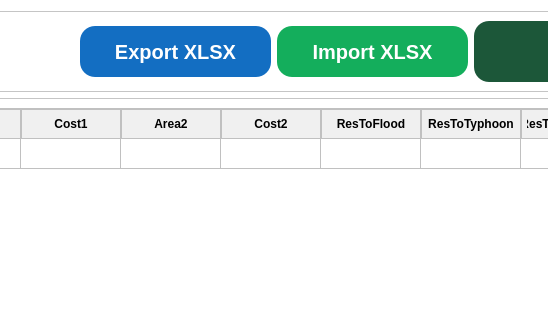
Old version of the form ProgramSrc/entityManagementShelter.ui in the repository Lucianono/ShelterAlloc_Thesis; both pictures show x 424 to 972 and y 0 to 320 of the 1200 by 724 pixel window.
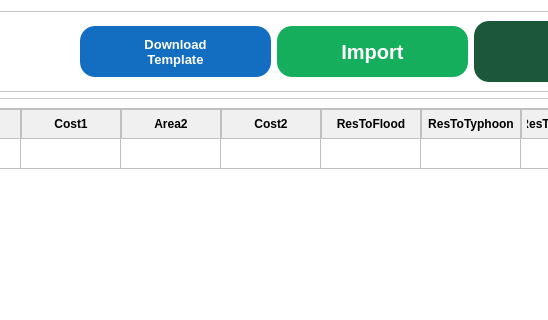
New version of the form. Icons and pictures are not drawn.

Commit message: Feat: added image for dl temp and import

The edit to the form file:
```diff
--- a/ProgramSrc/entityManagementShelter.ui
+++ b/ProgramSrc/entityManagementShelter.ui
@@ -100,7 +100,7 @@
         </property>
         <property name="font">
          <font>
-          <pointsize>15</pointsize>
+          <pointsize>10</pointsize>
           <weight>75</weight>
           <bold>true</bold>
          </font>
@@ -127,7 +127,18 @@
 </string>
         </property>
         <property name="text">
-         <string>Export XLSX</string>
+         <string>Download
+Template</string>
+        </property>
+        <property name="icon">
+         <iconset resource="resources.qrc">
+          <normaloff>:/ICONS/icons8-xls-export-96.png</normaloff>:/ICONS/icons8-xls-export-96.png</iconset>
+        </property>
+        <property name="iconSize">
+         <size>
+          <width>35</width>
+          <height>35</height>
+         </size>
         </property>
         <property name="checkable">
          <bool>true</bool>
@@ -183,7 +194,17 @@
 </string>
         </property>
         <property name="text">
-         <string>Import XLSX</string>
+         <string>Import</string>
+        </property>
+        <property name="icon">
+         <iconset resource="resources.qrc">
+          <normaloff>:/ICONS/icons8-xls-import-96.png</normaloff>:/ICONS/icons8-xls-import-96.png</iconset>
+        </property>
+        <property name="iconSize">
+         <size>
+          <width>35</width>
+          <height>35</height>
+         </size>
         </property>
        </widget>
       </item>
```
The commit also changes 7 other files.
